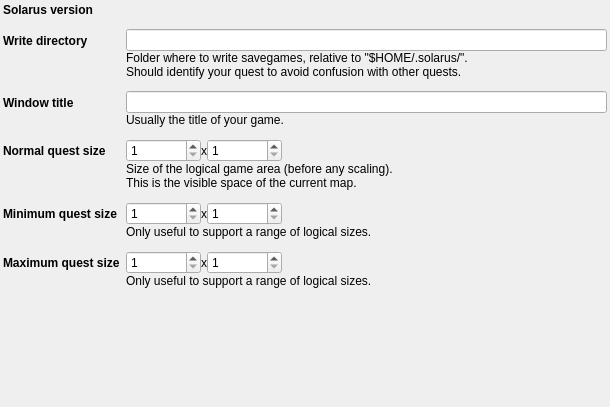
Old version of the form src/widgets/quest_properties_editor.ui in the repository solarus-games/solarus-quest-editor.
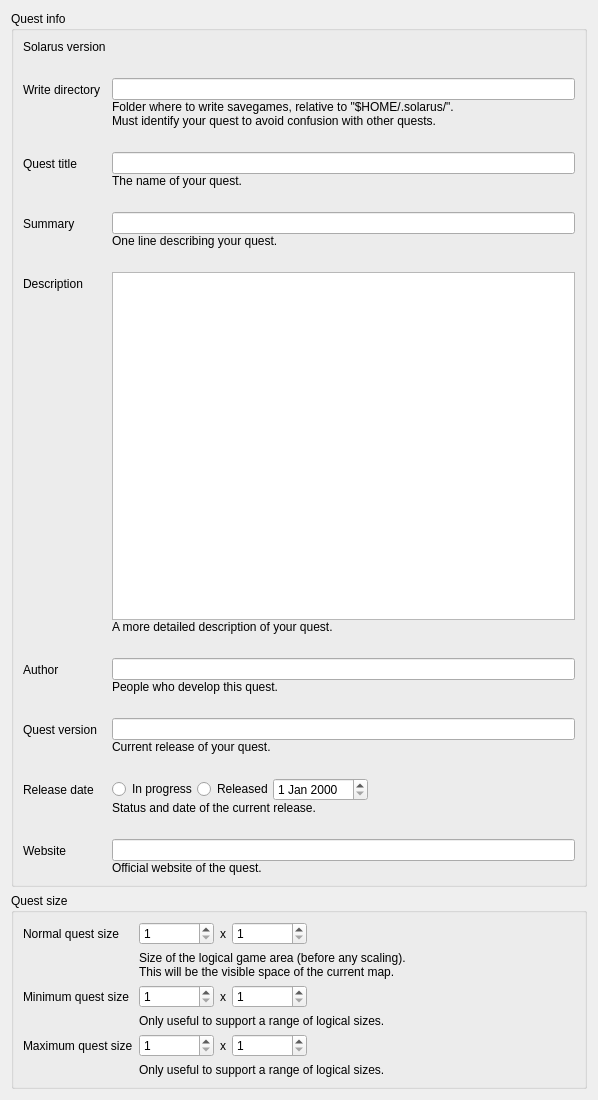
New version of the form.

Commit message: New quest properties editor in progress

The edit to the form file:
```diff
--- a/src/widgets/quest_properties_editor.ui
+++ b/src/widgets/quest_properties_editor.ui
@@ -6,35 +6,28 @@
    <rect>
     <x>0</x>
     <y>0</y>
-    <width>610</width>
-    <height>407</height>
+    <width>598</width>
+    <height>1100</height>
    </rect>
   </property>
+  <layout class="QVBoxLayout" name="verticalLayout_3">
+   <item>
+    <widget class="QGroupBox" name="quest_info_group_box">
+     <property name="title">
+      <string>Quest info</string>
+     </property>
+     <layout class="QVBoxLayout" name="verticalLayout_4">
+      <item>
   <layout class="QFormLayout" name="formLayout">
-   <property name="fieldGrowthPolicy">
-    <enum>QFormLayout::AllNonFixedFieldsGrow</enum>
-   </property>
    <property name="verticalSpacing">
-    <number>12</number>
-   </property>
-   <property name="leftMargin">
-    <number>3</number>
-   </property>
-   <property name="topMargin">
-    <number>3</number>
-   </property>
-   <property name="rightMargin">
-    <number>3</number>
-   </property>
-   <property name="bottomMargin">
-    <number>3</number>
+         <number>24</number>
    </property>
    <item row="0" column="0">
     <widget class="QLabel" name="solarus_version_label">
      <property name="font">
       <font>
-       <weight>75</weight>
-       <bold>true</bold>
+            <weight>50</weight>
+            <bold>false</bold>
       </font>
      </property>
      <property name="text">
@@ -56,8 +49,8 @@
     <widget class="QLabel" name="write_dir_label">
      <property name="font">
       <font>
-       <weight>75</weight>
-       <bold>true</bold>
+            <weight>50</weight>
+            <bold>false</bold>
       </font>
      </property>
      <property name="text">
@@ -66,7 +59,7 @@
     </widget>
    </item>
    <item row="1" column="1">
-    <layout class="QVBoxLayout" name="verticalLayout">
+         <layout class="QVBoxLayout" name="write_dir_layout">
      <item>
       <widget class="QLineEdit" name="write_dir_field"/>
      </item>
@@ -74,7 +67,7 @@
       <widget class="QLabel" name="label">
        <property name="text">
         <string>Folder where to write savegames, relative to &quot;$HOME/.solarus/&quot;.
-Should identify your quest to avoid confusion with other quests.</string>
+Must identify your quest to avoid confusion with other quests.</string>
        </property>
        <property name="wordWrap">
         <bool>false</bool>
@@ -87,35 +80,241 @@
     <widget class="QLabel" name="title_bar_label">
      <property name="font">
       <font>
-       <weight>75</weight>
-       <bold>true</bold>
+            <weight>50</weight>
+            <bold>false</bold>
       </font>
      </property>
      <property name="text">
-      <string>Window title</string>
+           <string>Quest title</string>
      </property>
     </widget>
    </item>
    <item row="2" column="1">
-    <layout class="QVBoxLayout" name="verticalLayout_2">
+         <layout class="QVBoxLayout" name="title_layout">
      <item>
-      <widget class="QLineEdit" name="title_bar_field"/>
+           <widget class="QLineEdit" name="title_field"/>
      </item>
      <item>
       <widget class="QLabel" name="label_2">
        <property name="text">
-        <string>Usually the title of your game.</string>
+             <string>The name of your quest.</string>
+            </property>
+           </widget>
+          </item>
+         </layout>
+        </item>
+        <item row="3" column="0">
+         <widget class="QLabel" name="short_description_label">
+          <property name="font">
+           <font>
+            <weight>50</weight>
+            <bold>false</bold>
+           </font>
+          </property>
+          <property name="text">
+           <string>Summary</string>
+          </property>
+         </widget>
+        </item>
+        <item row="3" column="1">
+         <layout class="QVBoxLayout" name="short_description_layout">
+          <item>
+           <widget class="QLineEdit" name="short_description_field"/>
+          </item>
+          <item>
+           <widget class="QLabel" name="label_10">
+            <property name="text">
+             <string>One line describing your quest.</string>
        </property>
       </widget>
      </item>
     </layout>
    </item>
    <item row="4" column="0">
+         <widget class="QLabel" name="long_description_label">
+          <property name="font">
+           <font>
+            <weight>50</weight>
+            <bold>false</bold>
+           </font>
+          </property>
+          <property name="text">
+           <string>Description</string>
+          </property>
+         </widget>
+        </item>
+        <item row="4" column="1">
+         <layout class="QVBoxLayout" name="long_description_layout">
+          <item>
+           <widget class="QPlainTextEdit" name="long_description_field"/>
+          </item>
+          <item>
+           <widget class="QLabel" name="label_12">
+            <property name="text">
+             <string>A more detailed description of your quest.</string>
+            </property>
+           </widget>
+          </item>
+         </layout>
+        </item>
+        <item row="5" column="0">
+         <widget class="QLabel" name="author_label">
+          <property name="font">
+           <font>
+            <weight>50</weight>
+            <bold>false</bold>
+           </font>
+          </property>
+          <property name="text">
+           <string>Author</string>
+          </property>
+         </widget>
+        </item>
+        <item row="5" column="1">
+         <layout class="QVBoxLayout" name="author_layout">
+          <item>
+           <widget class="QLineEdit" name="author_field"/>
+          </item>
+          <item>
+           <widget class="QLabel" name="label_14">
+            <property name="text">
+             <string>People who develop this quest.</string>
+            </property>
+           </widget>
+          </item>
+         </layout>
+        </item>
+        <item row="6" column="0">
+         <widget class="QLabel" name="quest_version_label">
+          <property name="font">
+           <font>
+            <weight>50</weight>
+            <bold>false</bold>
+           </font>
+          </property>
+          <property name="text">
+           <string>Quest version</string>
+          </property>
+         </widget>
+        </item>
+        <item row="6" column="1">
+         <layout class="QVBoxLayout" name="quest_version_layout">
+          <item>
+           <widget class="QLineEdit" name="quest_version_field"/>
+          </item>
+          <item>
+           <widget class="QLabel" name="label_18">
+            <property name="text">
+             <string>Current release of your quest.</string>
+            </property>
+           </widget>
+          </item>
+         </layout>
+        </item>
+        <item row="7" column="0">
+         <widget class="QLabel" name="release_date_label">
+          <property name="font">
+           <font>
+            <weight>50</weight>
+            <bold>false</bold>
+           </font>
+          </property>
+          <property name="text">
+           <string>Release date</string>
+          </property>
+         </widget>
+        </item>
+        <item row="7" column="1">
+         <layout class="QVBoxLayout" name="verticalLayout">
+          <item>
+           <layout class="QHBoxLayout" name="horizontalLayout">
+            <item>
+             <widget class="QRadioButton" name="release_status_progress_radio">
+              <property name="text">
+               <string>In progress</string>
+              </property>
+             </widget>
+            </item>
+            <item>
+             <widget class="QRadioButton" name="release_status_released_radio">
+              <property name="text">
+               <string>Released</string>
+              </property>
+             </widget>
+            </item>
+            <item>
+             <widget class="QDateEdit" name="release_date_field"/>
+            </item>
+            <item>
+             <spacer name="horizontalSpacer_4">
+              <property name="orientation">
+               <enum>Qt::Horizontal</enum>
+              </property>
+              <property name="sizeHint" stdset="0">
+               <size>
+                <width>40</width>
+                <height>20</height>
+               </size>
+              </property>
+             </spacer>
+            </item>
+           </layout>
+          </item>
+          <item>
+           <widget class="QLabel" name="label_20">
+            <property name="text">
+             <string>Status and date of the current release.</string>
+            </property>
+           </widget>
+          </item>
+         </layout>
+        </item>
+        <item row="8" column="0">
+         <widget class="QLabel" name="website_label">
+          <property name="font">
+           <font>
+            <weight>50</weight>
+            <bold>false</bold>
+           </font>
+          </property>
+          <property name="text">
+           <string>Website</string>
+          </property>
+         </widget>
+        </item>
+        <item row="8" column="1">
+         <layout class="QVBoxLayout" name="website_layout">
+          <item>
+           <widget class="QLineEdit" name="website_field"/>
+          </item>
+          <item>
+           <widget class="QLabel" name="label_16">
+            <property name="text">
+             <string>Official website of the quest.</string>
+            </property>
+           </widget>
+          </item>
+         </layout>
+        </item>
+       </layout>
+      </item>
+     </layout>
+    </widget>
+   </item>
+   <item>
+    <widget class="QGroupBox" name="quest_size_group_box">
+     <property name="title">
+      <string>Quest size</string>
+     </property>
+     <layout class="QVBoxLayout" name="verticalLayout_2">
+      <item>
+       <layout class="QFormLayout" name="quest_info_form">
+        <item row="0" column="0">
     <widget class="QLabel" name="normal_size_label">
      <property name="font">
       <font>
-       <weight>75</weight>
-       <bold>true</bold>
+            <weight>50</weight>
+            <bold>false</bold>
       </font>
      </property>
      <property name="text">
@@ -123,8 +322,8 @@
      </property>
     </widget>
    </item>
-   <item row="4" column="1">
-    <layout class="QVBoxLayout" name="verticalLayout_3">
+        <item row="0" column="1">
+         <layout class="QVBoxLayout" name="normal_quest_size_layout">
      <item>
       <layout class="QHBoxLayout" name="horizontalLayout_2">
        <item>
@@ -191,7 +390,7 @@
       <widget class="QLabel" name="label_3">
        <property name="text">
         <string>Size of the logical game area (before any scaling).
-This is the visible space of the current map.</string>
+This will be the visible space of the current map.</string>
        </property>
        <property name="wordWrap">
         <bool>false</bool>
@@ -200,12 +399,12 @@
      </item>
     </layout>
    </item>
-   <item row="5" column="0">
+        <item row="1" column="0">
     <widget class="QLabel" name="min_size_label">
      <property name="font">
       <font>
-       <weight>75</weight>
-       <bold>true</bold>
+            <weight>50</weight>
+            <bold>false</bold>
       </font>
      </property>
      <property name="text">
@@ -213,8 +412,8 @@
      </property>
     </widget>
    </item>
-   <item row="5" column="1">
-    <layout class="QVBoxLayout" name="verticalLayout_4">
+        <item row="1" column="1">
+         <layout class="QVBoxLayout" name="min_quest_size_layout">
      <item>
       <layout class="QHBoxLayout" name="horizontalLayout_3">
        <item>
@@ -286,12 +485,12 @@
      </item>
     </layout>
    </item>
-   <item row="6" column="0">
+        <item row="2" column="0">
     <widget class="QLabel" name="max_size_label">
      <property name="font">
       <font>
-       <weight>75</weight>
-       <bold>true</bold>
+            <weight>50</weight>
+            <bold>false</bold>
       </font>
      </property>
      <property name="text">
@@ -299,8 +498,8 @@
      </property>
     </widget>
    </item>
-   <item row="6" column="1">
-    <layout class="QVBoxLayout" name="verticalLayout_5">
+        <item row="2" column="1">
+         <layout class="QVBoxLayout" name="max_quest_size_layout">
      <item>
       <layout class="QHBoxLayout" name="horizontalLayout_4">
        <item>
@@ -373,13 +572,13 @@
     </layout>
    </item>
   </layout>
-  <zorder>normal_size_label</zorder>
-  <zorder>min_size_label</zorder>
-  <zorder>max_size_label</zorder>
-  <zorder>solarus_version_label</zorder>
-  <zorder>solarus_version_value</zorder>
-  <zorder>write_dir_label</zorder>
-  <zorder>title_bar_label</zorder>
+      </item>
+     </layout>
+    </widget>
+   </item>
+  </layout>
+  <zorder>quest_size_group_box</zorder>
+  <zorder>quest_info_group_box</zorder>
  </widget>
  <resources/>
  <connections/>
```
Left out of the diff: 2 changed lines with no effect on the pictures. Lines whose indentation alone changed are shown as unchanged. The commit also changes 4 other files.
